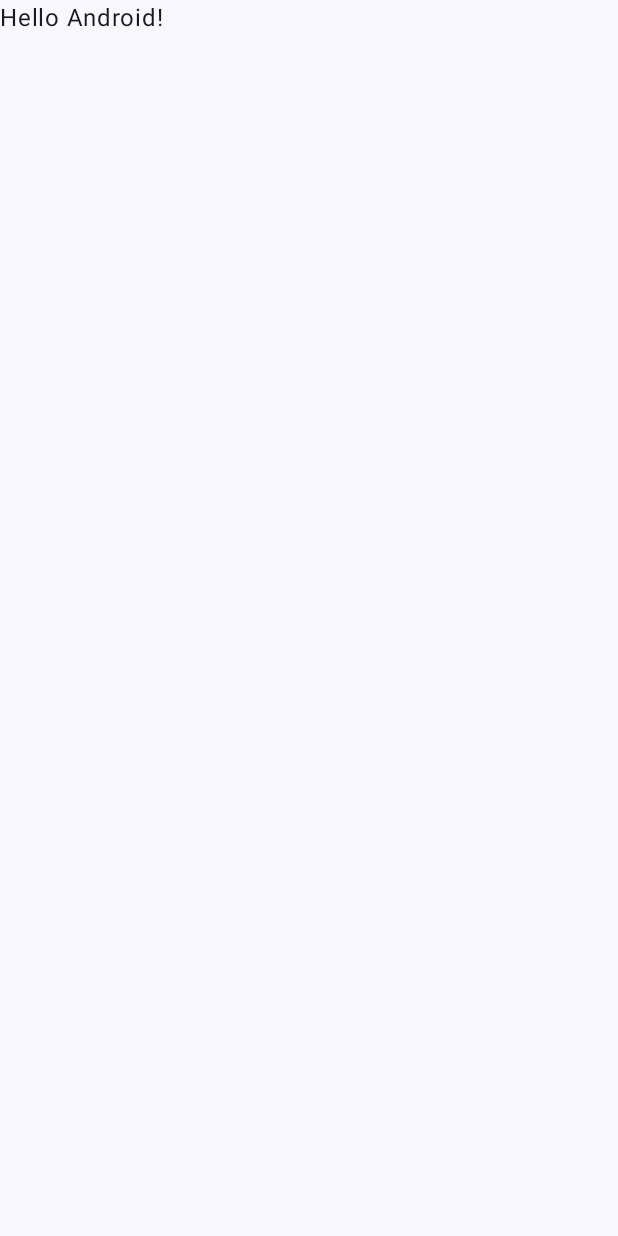
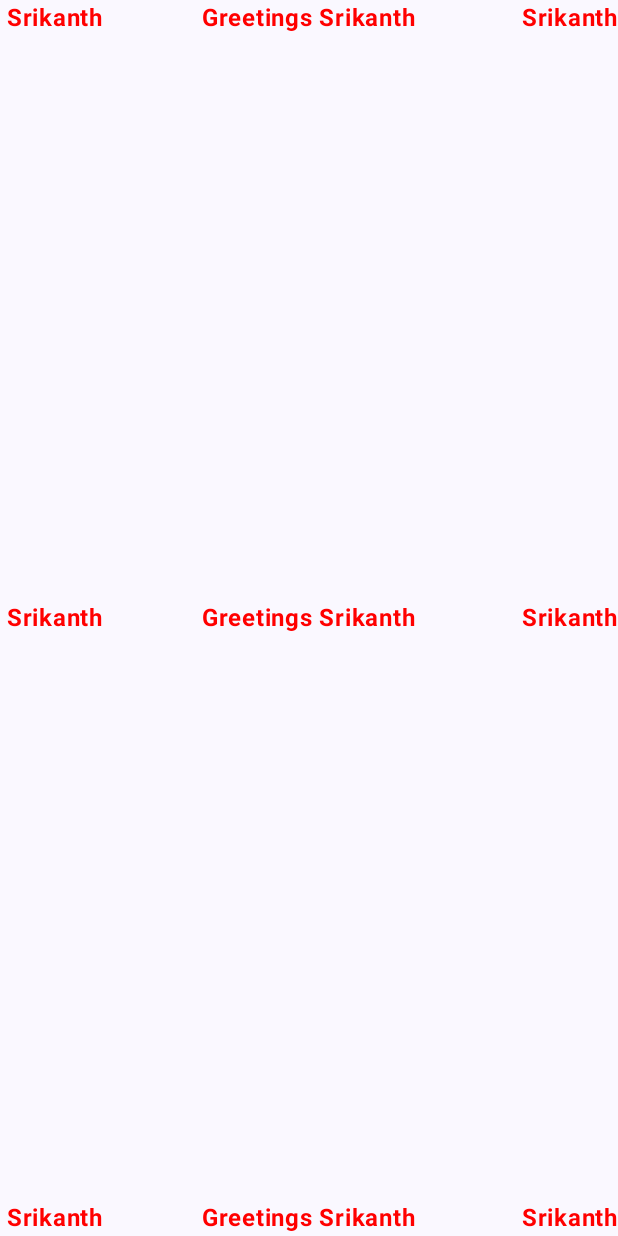
Before and after one commit to srikanth4mobileapps/ComposePracticeWork, an Android app built with Jetpack Compose: the screen it shows after launch (MainActivity), on a phone screen of 412 x 824 dp. Before the commit the screen is almost empty. Run offline under Robolectric (Android 15) with nearby library versions, the phone set to English and light mode, and no system bars.

Commit message:
Box layout with simple text

```diff
--- a/app/src/main/java/com/sri/composepracticework/MainActivity.kt
+++ b/app/src/main/java/com/sri/composepracticework/MainActivity.kt
@@ -3,12 +3,15 @@ package com.sri.composepracticework
 import android.os.Bundle
 import androidx.activity.ComponentActivity
 import androidx.activity.compose.setContent
+import androidx.compose.foundation.layout.Box
 import androidx.compose.foundation.layout.fillMaxSize
 import androidx.compose.material3.MaterialTheme
 import androidx.compose.material3.Surface
 import androidx.compose.material3.Text
 import androidx.compose.runtime.Composable
+import androidx.compose.ui.Alignment
 import androidx.compose.ui.Modifier
+import androidx.compose.ui.text.font.FontWeight
 import androidx.compose.ui.tooling.preview.Preview
 import com.sri.composepracticework.ui.theme.ComposePracticeWorkTheme
 
@@ -22,25 +25,97 @@ class MainActivity : ComponentActivity() {
                     modifier = Modifier.fillMaxSize(),
                     color = MaterialTheme.colorScheme.background
                 ) {
-                    Greeting("Android")
+                    Greeting("Srikanth")
                 }
             }
         }
     }
 }
 
+
 @Composable
-fun Greeting(name: String, modifier: Modifier = Modifier) {
-    Text(
-        text = "Hello $name!",
-        modifier = modifier
-    )
+fun Greeting(name: String) {
+    Box(modifier = Modifier.fillMaxSize(), contentAlignment = Alignment.CenterStart) {
+        Text(
+            text = " $name",
+            color = androidx.compose.ui.graphics.Color.Red,
+            fontWeight = FontWeight.Bold,
+            modifier = Modifier.align(
+                Alignment.TopStart
+            )
+        )
+        Text(
+            text = "Greetings $name",
+            color = androidx.compose.ui.graphics.Color.Red,
+            fontWeight = FontWeight.Bold,
+            modifier = Modifier.align(
+                Alignment.TopCenter
+            )
+        )
+        Text(
+            text = " $name",
+            color = androidx.compose.ui.graphics.Color.Red,
+            fontWeight = FontWeight.Bold,
+            modifier = Modifier.align(
+                Alignment.TopEnd
+            )
+        )
+        Text(
+            text = " $name",
+            color = androidx.compose.ui.graphics.Color.Red,
+            fontWeight = FontWeight.Bold,
+            modifier = Modifier.align(
+                Alignment.CenterStart
+            )
+        )
+        Text(
+            text = "Greetings $name",
+            color = androidx.compose.ui.graphics.Color.Red,
+            fontWeight = FontWeight.Bold,
+            modifier = Modifier.align(
+                Alignment.Center
+            )
+        )
+        Text(
+            text = " $name",
+            color = androidx.compose.ui.graphics.Color.Red,
+            fontWeight = FontWeight.Bold,
+            modifier = Modifier.align(
+                Alignment.CenterEnd
+            )
+        )
+        Text(
+            text = " $name",
+            color = androidx.compose.ui.graphics.Color.Red,
+            fontWeight = FontWeight.Bold,
+            modifier = Modifier.align(
+                Alignment.BottomStart
+            )
+        )
+        Text(
+            text = "Greetings $name",
+            color = androidx.compose.ui.graphics.Color.Red,
+            fontWeight = FontWeight.Bold,
+            modifier = Modifier.align(
+                Alignment.BottomCenter
+            )
+        )
+        Text(
+            text = " $name",
+            color = androidx.compose.ui.graphics.Color.Red,
+            fontWeight = FontWeight.Bold,
+            modifier = Modifier.align(
+                Alignment.BottomEnd
+            )
+        )
+    }
+
 }
 
 @Preview(showBackground = true)
 @Composable
 fun GreetingPreview() {
     ComposePracticeWorkTheme {
-        Greeting("Android")
+        Greeting("Srikanth")
     }
 }
--- a/gradle/libs.versions.toml
+++ b/gradle/libs.versions.toml
@@ -1,13 +1,13 @@
 [versions]
 agp = "8.3.1"
 kotlin = "1.9.0"
-coreKtx = "1.10.1"
+coreKtx = "1.12.0"
 junit = "4.13.2"
 junitVersion = "1.1.5"
 espressoCore = "3.5.1"
-lifecycleRuntimeKtx = "2.6.1"
-activityCompose = "1.7.0"
-composeBom = "2023.08.00"
+lifecycleRuntimeKtx = "2.7.0"
+activityCompose = "1.8.2"
+composeBom = "2024.04.00"
 
 [libraries]
 androidx-core-ktx = { group = "androidx.core", name = "core-ktx", version.ref = "coreKtx" }
```
